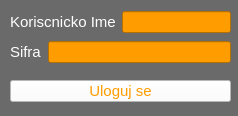
Qt form loginform.ui (nmhaker/Source-Code) before a commit.
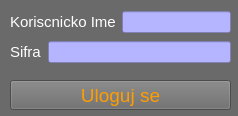
The same form after that commit.

The edit to the form file:
```diff
--- a/loginform.ui
+++ b/loginform.ui
@@ -28,17 +28,16 @@
      <x>10</x>
      <y>80</y>
      <width>221</width>
-     <height>22</height>
+     <height>30</height>
     </rect>
    </property>
    <property name="font">
     <font>
-     <pointsize>11</pointsize>
+     <pointsize>14</pointsize>
     </font>
    </property>
    <property name="styleSheet">
-    <string notr="true">background-color: white;
-color: rgb(255, 157, 0);</string>
+    <string notr="true">color: rgb(255, 157, 0);</string>
    </property>
    <property name="text">
     <string>Uloguj se</string>
@@ -73,7 +72,7 @@
     <item>
      <widget class="QLineEdit" name="lineEdit">
       <property name="styleSheet">
-       <string notr="true">background-color: rgb(255, 157, 0);
+       <string notr="true">background-color: rgb(180, 180, 255);
 color: black;</string>
       </property>
       <property name="alignment">
@@ -112,7 +111,7 @@
     <item>
      <widget class="QLineEdit" name="lineEdit_2">
       <property name="styleSheet">
-       <string notr="true">background-color: rgb(255, 157, 0);
+       <string notr="true">background-color: rgb(180, 180, 255);
 color: black;</string>
       </property>
       <property name="alignment">
```
